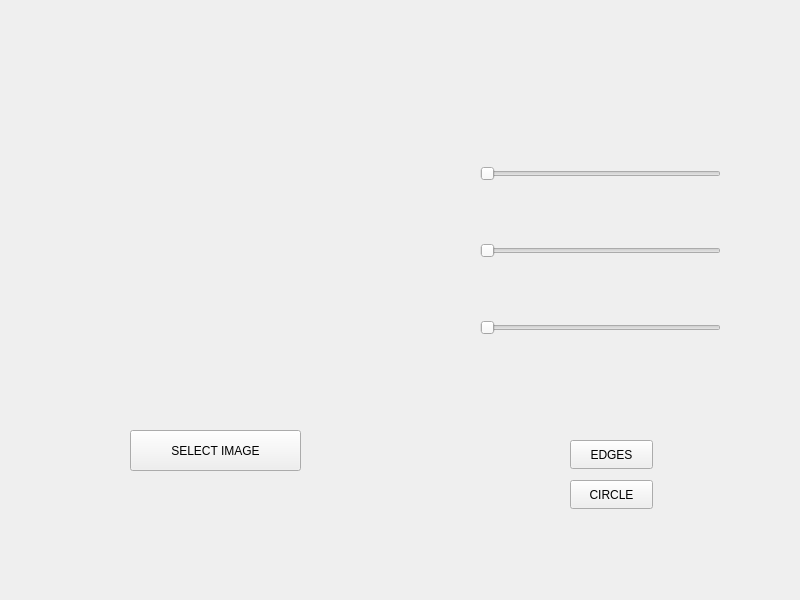
Above: project/form.ui from HakanYadigar/Medical_Image_Processing_App before the change. Below: the same form after it.
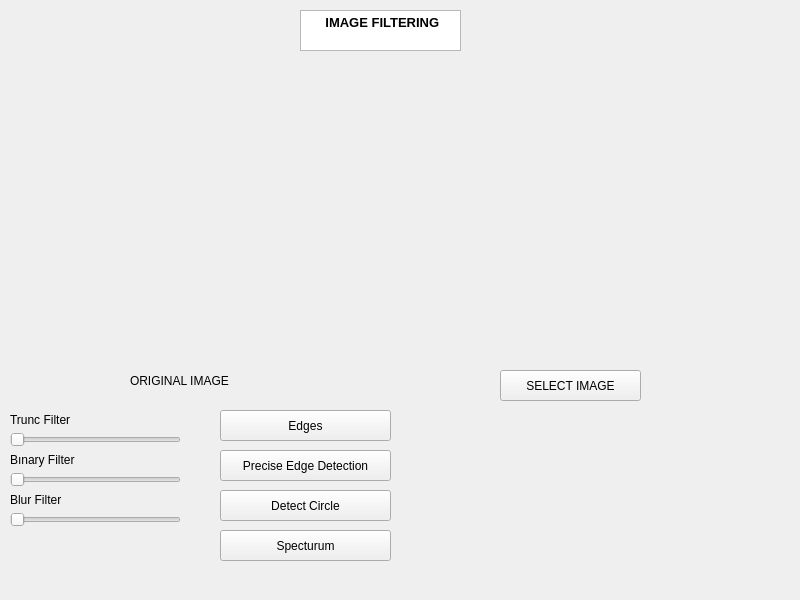
That is the form after the change.

Patch:
```diff
--- a/project/form.ui
+++ b/project/form.ui
@@ -13,92 +13,200 @@
   <property name="windowTitle">
    <string>Widget</string>
   </property>
+  <widget class="QWidget" name="widget_2" native="true">
+   <property name="geometry">
+    <rect>
+     <x>400</x>
+     <y>60</y>
+     <width>341</width>
+     <height>311</height>
+    </rect>
+   </property>
+  </widget>
+  <widget class="QPushButton" name="pushButton_5">
+   <property name="geometry">
+    <rect>
+     <x>220</x>
+     <y>530</y>
+     <width>171</width>
+     <height>31</height>
+    </rect>
+   </property>
+   <property name="text">
+    <string>Specturum</string>
+   </property>
+  </widget>
   <widget class="QPushButton" name="pushButton">
    <property name="geometry">
     <rect>
-     <x>130</x>
-     <y>430</y>
-     <width>171</width>
-     <height>41</height>
+     <x>500</x>
+     <y>370</y>
+     <width>141</width>
+     <height>31</height>
     </rect>
    </property>
    <property name="text">
     <string>SELECT IMAGE</string>
    </property>
   </widget>
-  <widget class="QWidget" name="layoutWidget">
+  <widget class="QSlider" name="horizontalSlider_3">
    <property name="geometry">
     <rect>
-     <x>480</x>
-     <y>110</y>
-     <width>241</width>
-     <height>281</height>
+     <x>10</x>
+     <y>510</y>
+     <width>171</width>
+     <height>20</height>
     </rect>
    </property>
-   <layout class="QVBoxLayout" name="verticalLayout">
-    <item>
+   <property name="orientation">
+    <enum>Qt::Orientation::Horizontal</enum>
+   </property>
+  </widget>
      <widget class="QSlider" name="horizontalSlider">
+   <property name="geometry">
+    <rect>
+     <x>10</x>
+     <y>430</y>
+     <width>171</width>
+     <height>20</height>
+    </rect>
+   </property>
       <property name="orientation">
        <enum>Qt::Orientation::Horizontal</enum>
       </property>
      </widget>
-    </item>
-    <item>
+  <widget class="QPushButton" name="pushButton_3">
+   <property name="geometry">
+    <rect>
+     <x>220</x>
+     <y>490</y>
+     <width>171</width>
+     <height>31</height>
+    </rect>
+   </property>
+   <property name="text">
+    <string>Detect Circle</string>
+   </property>
+  </widget>
      <widget class="QSlider" name="horizontalSlider_2">
-      <property name="maximum">
-       <number>100</number>
-      </property>
-      <property name="singleStep">
-       <number>1</number>
-      </property>
+   <property name="geometry">
+    <rect>
+     <x>10</x>
+     <y>470</y>
+     <width>171</width>
+     <height>20</height>
+    </rect>
+   </property>
       <property name="orientation">
        <enum>Qt::Orientation::Horizontal</enum>
       </property>
      </widget>
-    </item>
-    <item>
-     <widget class="QSlider" name="horizontalSlider_3">
-      <property name="orientation">
-       <enum>Qt::Orientation::Horizontal</enum>
-      </property>
-     </widget>
-    </item>
-   </layout>
+  <widget class="QLabel" name="label">
+   <property name="geometry">
+    <rect>
+     <x>10</x>
+     <y>410</y>
+     <width>81</width>
+     <height>20</height>
+    </rect>
+   </property>
+   <property name="text">
+    <string>Trunc Filter</string>
+   </property>
+  </widget>
+  <widget class="QPushButton" name="pushButton_4">
+   <property name="geometry">
+    <rect>
+     <x>220</x>
+     <y>450</y>
+     <width>171</width>
+     <height>31</height>
+    </rect>
+   </property>
+   <property name="text">
+    <string>Precise Edge Detection</string>
+   </property>
   </widget>
-  <widget class="QWidget" name="widget_2" native="true">
+  <widget class="QLabel" name="label_3">
    <property name="geometry">
     <rect>
-     <x>30</x>
-     <y>80</y>
-     <width>391</width>
-     <height>331</height>
+     <x>10</x>
+     <y>490</y>
+     <width>91</width>
+     <height>20</height>
     </rect>
    </property>
+   <property name="text">
+    <string>Blur Filter</string>
+   </property>
   </widget>
   <widget class="QPushButton" name="pushButton_2">
    <property name="geometry">
     <rect>
-     <x>570</x>
-     <y>440</y>
-     <width>83</width>
-     <height>29</height>
+     <x>220</x>
+     <y>410</y>
+     <width>171</width>
+     <height>31</height>
     </rect>
    </property>
    <property name="text">
-    <string>EDGES</string>
+    <string>Edges</string>
    </property>
   </widget>
-  <widget class="QPushButton" name="pushButton_3">
+  <widget class="QTextEdit" name="textEdit">
    <property name="geometry">
     <rect>
-     <x>570</x>
-     <y>480</y>
-     <width>83</width>
-     <height>29</height>
+     <x>300</x>
+     <y>10</y>
+     <width>161</width>
+     <height>41</height>
     </rect>
    </property>
+   <property name="html">
+    <string>&lt;!DOCTYPE HTML PUBLIC &quot;-//W3C//DTD HTML 4.0//EN&quot; &quot;http://www.w3.org/TR/REC-html40/strict.dtd&quot;&gt;
+&lt;html&gt;&lt;head&gt;&lt;meta name=&quot;qrichtext&quot; content=&quot;1&quot; /&gt;&lt;meta charset=&quot;utf-8&quot; /&gt;&lt;style type=&quot;text/css&quot;&gt;
+p, li { white-space: pre-wrap; }
+hr { height: 1px; border-width: 0; }
+li.unchecked::marker { content: &quot;\2610&quot;; }
+li.checked::marker { content: &quot;\2612&quot;; }
+&lt;/style&gt;&lt;/head&gt;&lt;body style=&quot; font-family:'Segoe UI'; font-size:9pt; font-weight:400; font-style:normal;&quot;&gt;
+&lt;p align=&quot;center&quot; style=&quot; margin-top:0px; margin-bottom:0px; margin-left:0px; margin-right:0px; -qt-block-indent:0; text-indent:0px;&quot;&gt;&lt;span style=&quot; font-size:10pt; font-weight:700;&quot;&gt; IMAGE FILTERING&lt;/span&gt;&lt;/p&gt;&lt;/body&gt;&lt;/html&gt;</string>
+   </property>
+  </widget>
+  <widget class="QLabel" name="label_4">
+   <property name="geometry">
+    <rect>
+     <x>130</x>
+     <y>370</y>
+     <width>131</width>
+     <height>21</height>
+    </rect>
+   </property>
    <property name="text">
-    <string>CIRCLE</string>
+    <string>ORIGINAL IMAGE</string>
+   </property>
+  </widget>
+  <widget class="QLabel" name="label_2">
+   <property name="geometry">
+    <rect>
+     <x>10</x>
+     <y>450</y>
+     <width>91</width>
+     <height>20</height>
+    </rect>
+   </property>
+   <property name="text">
+    <string>Bınary Filter</string>
+   </property>
+  </widget>
+  <widget class="QWidget" name="widget" native="true">
+   <property name="geometry">
+    <rect>
+     <x>30</x>
+     <y>60</y>
+     <width>331</width>
+     <height>311</height>
+    </rect>
    </property>
   </widget>
  </widget>
```
Lines whose indentation alone changed are shown as unchanged.
